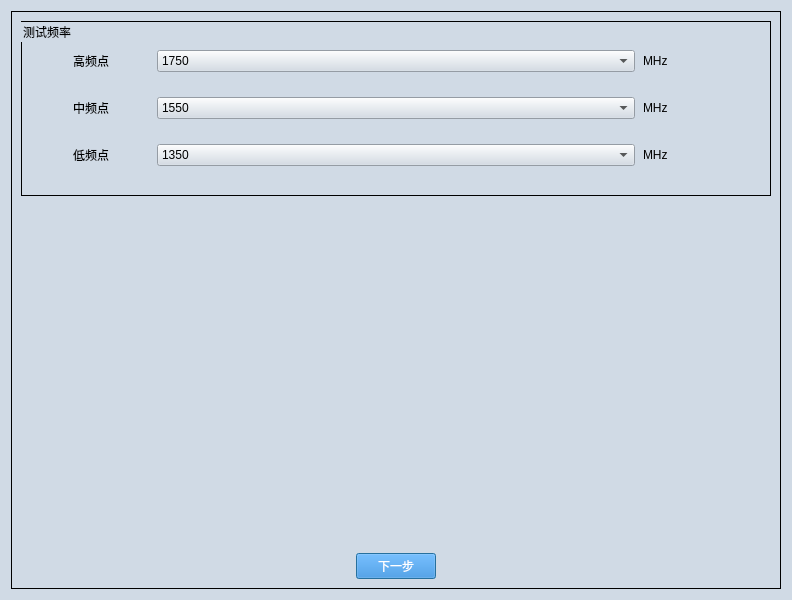
Qt form ui/mw1500_device/AUTO_TEST_TR_R.ui (gaoxingyu-hub/HUA54testframework) before a commit.
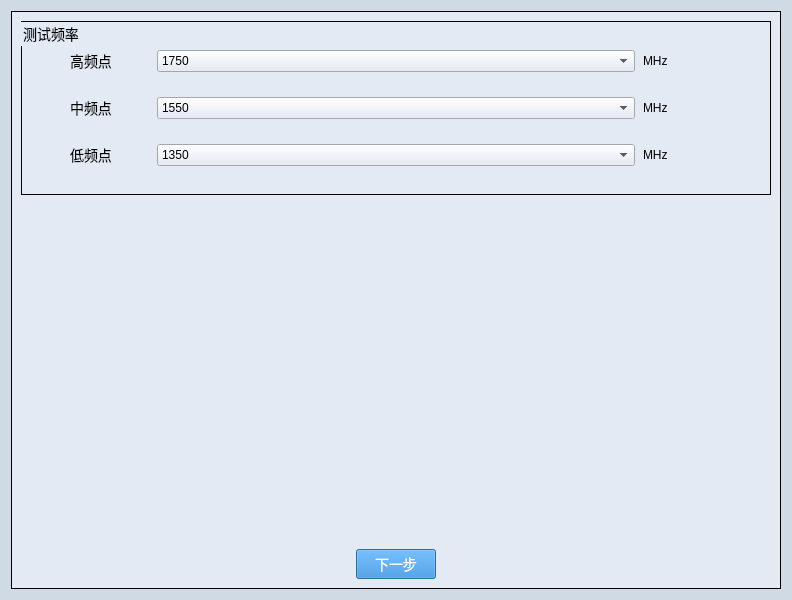
The same form after that commit.

```diff
--- a/ui/mw1500_device/AUTO_TEST_TR_R.ui
+++ b/ui/mw1500_device/AUTO_TEST_TR_R.ui
@@ -67,6 +67,46 @@
   <layout class="QGridLayout" name="gridLayout_2">
    <item row="0" column="0">
     <widget class="QGroupBox" name="groupBox">
+     <property name="styleSheet">
+      <string notr="true">
+QWidget{
+background-color:#E3EAF4;
+}
+QLineEdit{
+background-color:#E3EAF4;
+}
+QDialog{
+background-color:#E3EAF4;
+margin-top:10px;
+}
+QLabel{
+font-size:14px;
+font-family:Microsoft YaHei;
+background-color:#E3EAF4;
+}
+QGroupBox{
+font-size:14px;
+font-family:Microsoft YaHei;
+border:1px solid rgb(0, 0, 0);
+background-color:#E3EAF4;
+}
+QPushButton{
+background-color:#2884D8;
+color: #FFFFFF;
+font-size:14px;
+font-family:Microsoft YaHei;
+}
+QTextBrowser{
+border-width:0;
+border-style:outset;
+background-color:#E3EAF4;
+}
+QGraphicsView{
+background-color:#E3EAF4;
+border-width:0;
+border-style:outset;
+}</string>
+     </property>
      <property name="title">
       <string/>
      </property>
```
